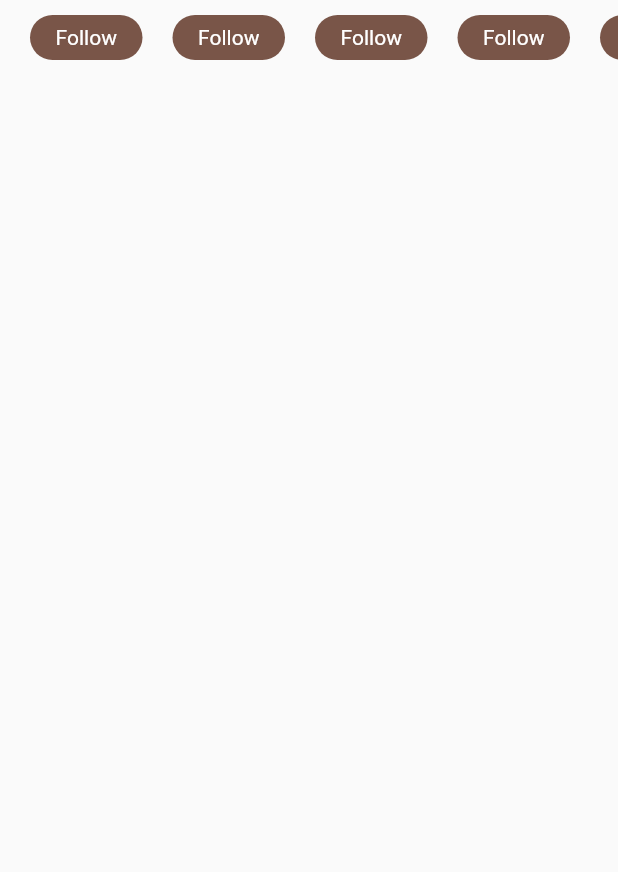
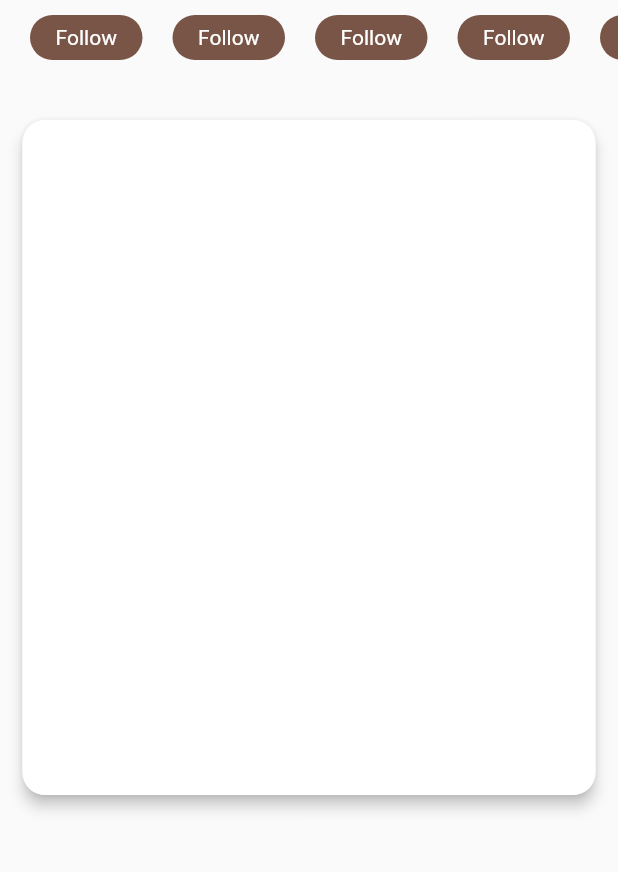
Before and after one commit to AkashRajpurohit/Flutter-Fashion-App-UI, a Flutter app: the screen it shows after launch, on a phone screen of 412 x 824 dp, the part 234-1106 px from its top. Run offline on Flutter 3.47's test engine with Material 2 defaults, Android fonts, the phone set to English and light mode, and no system bars.

Commit message:
:art: card container

```diff
--- a/lib/screens/home.dart
+++ b/lib/screens/home.dart
@@ -34,6 +34,7 @@ class _HomeState extends State<Home> {
         children: <Widget>[
           Container(
             height: 150.0,
+            width: double.infinity,
             child: ListView(
               scrollDirection: Axis.horizontal,
               padding: EdgeInsets.all(10.0),
@@ -46,7 +47,23 @@ class _HomeState extends State<Home> {
                 _listItem("assets/model-6.jpeg", "assets/brand-6.jpeg"),
               ],
             ),
-          )
+          ),
+          Padding(
+            padding: EdgeInsets.all(15.0),
+            child: Material(
+              borderRadius: BorderRadius.circular(15.0),
+              elevation: 4.0,
+              child: Container(
+                height: 450.0,
+                width: double.infinity,
+                padding: EdgeInsets.all(15.0),
+                decoration: BoxDecoration(
+                  borderRadius: BorderRadius.circular(15.0),
+                  color: Colors.white,
+                ),
+              ),
+            ),
+          ),
         ],
       ),
     );
```
